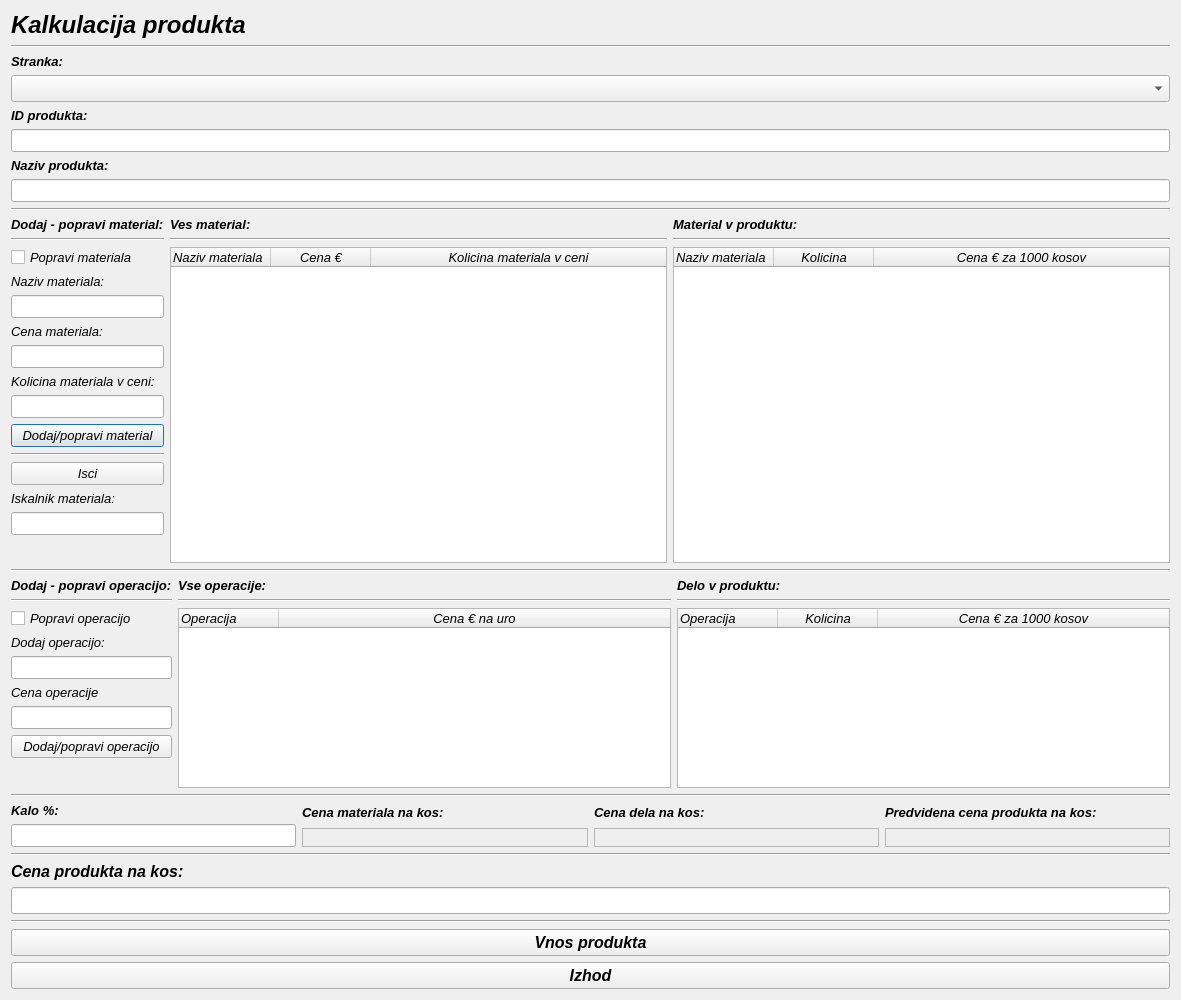
MaxMaxy/racun, file kalkulacija.ui: the form before one commit.
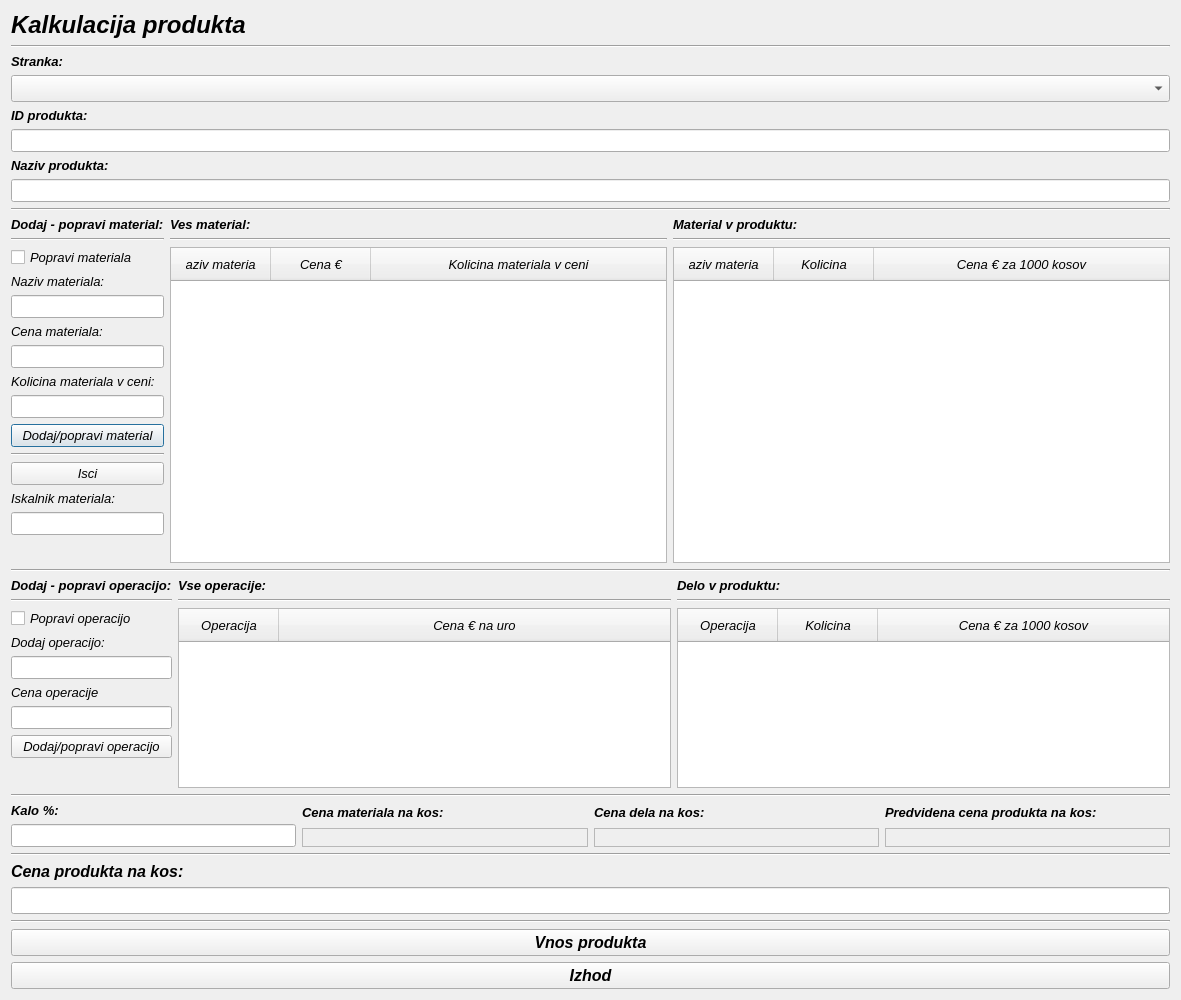
The form after the commit.

The edit to the form file:
```diff
--- a/kalkulacija.ui
+++ b/kalkulacija.ui
@@ -420,6 +420,9 @@
                  <verstretch>0</verstretch>
                 </sizepolicy>
                </property>
+               <property name="styleSheet">
+                <string notr="true">QHeaderView::section{padding:7px 15px}</string>
+               </property>
                <column>
                 <property name="text">
                  <string>Naziv materiala</string>
@@ -431,6 +434,9 @@
                   <italic>true</italic>
                  </font>
                 </property>
+                <property name="textAlignment">
+                 <set>AlignCenter</set>
+                </property>
                </column>
                <column>
                 <property name="text">
@@ -506,6 +512,9 @@
                  <verstretch>0</verstretch>
                 </sizepolicy>
                </property>
+               <property name="styleSheet">
+                <string notr="true">QHeaderView::section{padding:7px 15px}</string>
+               </property>
                <column>
                 <property name="text">
                  <string>Naziv materiala</string>
@@ -517,6 +526,9 @@
                   <italic>true</italic>
                  </font>
                 </property>
+                <property name="textAlignment">
+                 <set>AlignCenter</set>
+                </property>
                </column>
                <column>
                 <property name="text">
@@ -739,6 +751,9 @@
                  <verstretch>0</verstretch>
                 </sizepolicy>
                </property>
+               <property name="styleSheet">
+                <string notr="true">QHeaderView::section{padding:7px 15px}</string>
+               </property>
                <column>
                 <property name="text">
                  <string>Operacija</string>
@@ -750,6 +765,9 @@
                   <italic>true</italic>
                  </font>
                 </property>
+                <property name="textAlignment">
+                 <set>AlignCenter</set>
+                </property>
                </column>
                <column>
                 <property name="text">
@@ -818,6 +836,9 @@
                  <verstretch>0</verstretch>
                 </sizepolicy>
                </property>
+               <property name="styleSheet">
+                <string notr="true">QHeaderView::section{padding:7px 15px}</string>
+               </property>
                <column>
                 <property name="text">
                  <string>Operacija</string>
@@ -829,6 +850,9 @@
                   <italic>true</italic>
                  </font>
                 </property>
+                <property name="textAlignment">
+                 <set>AlignCenter</set>
+                </property>
                </column>
                <column>
                 <property name="text">
```
